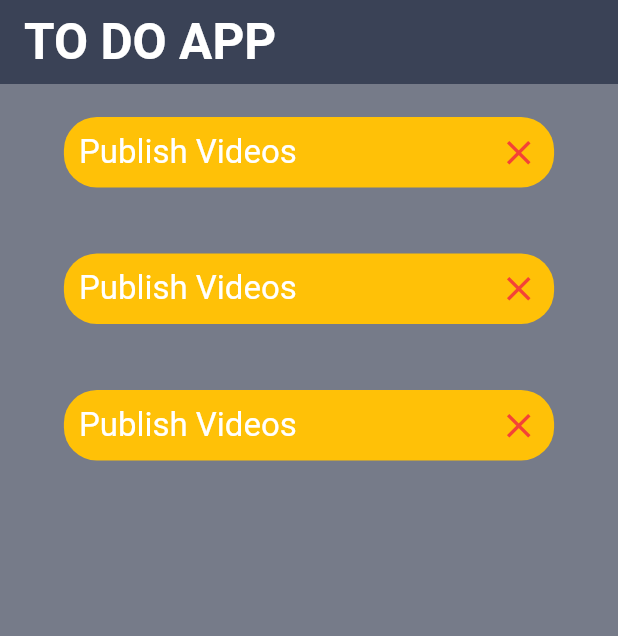
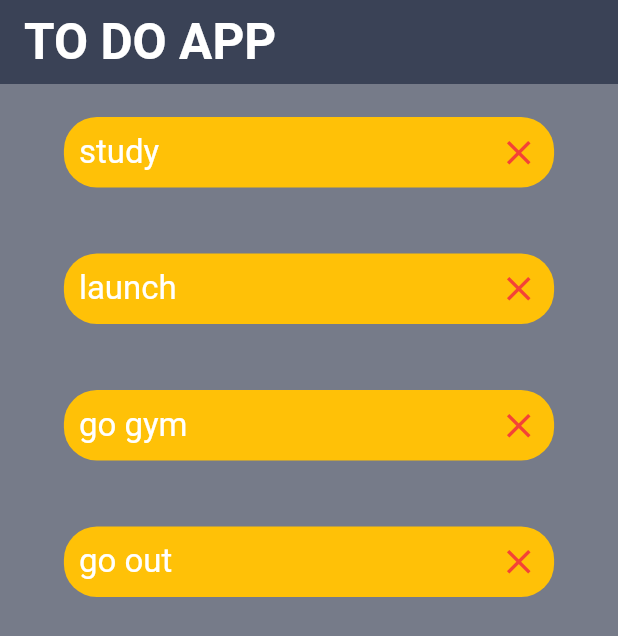
Before and after one commit to mohamedkhaled3/ToDoList_App, a Flutter app: the screen it shows after launch, on a phone screen of 412 x 824 dp. Shown: the top 636 px of the screen. Run offline on Flutter 3.47's test engine with Material 2 defaults, Android fonts, the phone set to English and light mode, and no system bars.

Commit message:
to_do_cart_part 2

```diff
--- a/lib/main.dart
+++ b/lib/main.dart
@@ -24,6 +24,20 @@ class Handle extends StatefulWidget {
   State<Handle> createState() => _HandleState();
 }
 
+class Task {
+  String title;
+  bool stutus;
+  Task({required this.title, required this.stutus});
+}
+
+List all_tasks = [
+  Task(title: "study" , stutus: true),
+  Task(title: "launch", stutus: true),
+  Task(title: "go gym", stutus: false),
+  Task(title: "go out", stutus: false),
+
+];
+
 class _HandleState extends State<Handle> {
   //////////////////////////////////////////////dart
 
@@ -35,24 +49,21 @@ class _HandleState extends State<Handle> {
       appBar: AppBar(
         elevation: 0, // shadow
         backgroundColor: Color.fromRGBO(58, 66, 86, 1),
-          title:  Text(
+        title: Text(
           "TO DO APP",
-            style: TextStyle(color: Colors.white, fontSize: 33 , fontWeight: FontWeight.bold),
+          style: TextStyle(
+              color: Colors.white, fontSize: 33, fontWeight: FontWeight.bold),
         ),
       ),
-
       body: Container(
         width: double.infinity,
         child: Column(
           children: [
-                ToDoCard(),
-                ToDoCard(),
-                ToDoCard(),
+    ...all_tasks.map((item) => ToDoCard(text: item.title ) )
 
           ],
         ),
       ),
-
     );
   }
 }
--- a/lib/widgets/to_do_card.dart
+++ b/lib/widgets/to_do_card.dart
@@ -1,8 +1,10 @@
 import 'package:flutter/material.dart';
 
 class ToDoCard extends StatelessWidget {
-  const ToDoCard({Key? key}) : super(key: key);
 
+
+  String text  ;
+  ToDoCard({required this.text});
   @override
   Widget build(BuildContext context) {
     return FractionallySizedBox(
@@ -18,7 +20,7 @@ class ToDoCard extends StatelessWidget {
             mainAxisAlignment: MainAxisAlignment.spaceBetween,
             children: [
               Text(
-                "Publish Videos ",
+                text,   //
                 style: TextStyle(fontSize: 22, color: Colors.white),
               ),
 
```
Lines whose indentation alone changed are shown as unchanged.
